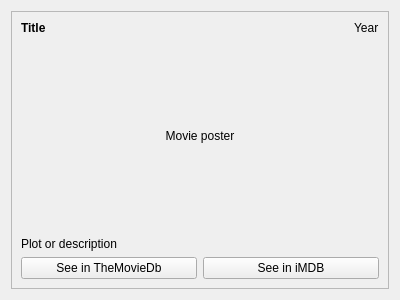
Above: moviedetailswidget.ui from esdrasbeleza/BlzMovies before the change. Below: the same form after it.
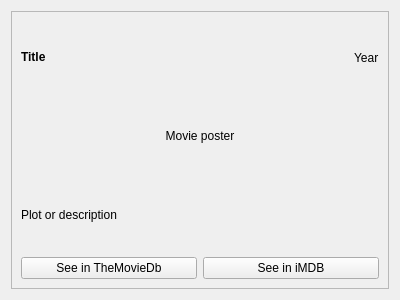
That is the form after the change.

Diff of the .ui file:
```diff
--- a/moviedetailswidget.ui
+++ b/moviedetailswidget.ui
@@ -14,6 +14,9 @@
    <string>Form</string>
   </property>
   <layout class="QVBoxLayout" name="verticalLayout">
+   <property name="sizeConstraint">
+    <enum>QLayout::SetDefaultConstraint</enum>
+   </property>
    <item>
     <widget class="QScrollArea" name="scrollArea">
      <property name="widgetResizable">
@@ -56,7 +59,7 @@
          <item>
           <widget class="QLabel" name="year">
            <property name="sizePolicy">
-            <sizepolicy hsizetype="Preferred" vsizetype="Maximum">
+            <sizepolicy hsizetype="Preferred" vsizetype="Preferred">
              <horstretch>0</horstretch>
              <verstretch>0</verstretch>
             </sizepolicy>
@@ -81,7 +84,7 @@
        <item>
         <widget class="QLabel" name="plot">
          <property name="sizePolicy">
-          <sizepolicy hsizetype="Preferred" vsizetype="Maximum">
+          <sizepolicy hsizetype="Preferred" vsizetype="Preferred">
            <horstretch>0</horstretch>
            <verstretch>0</verstretch>
           </sizepolicy>
```
